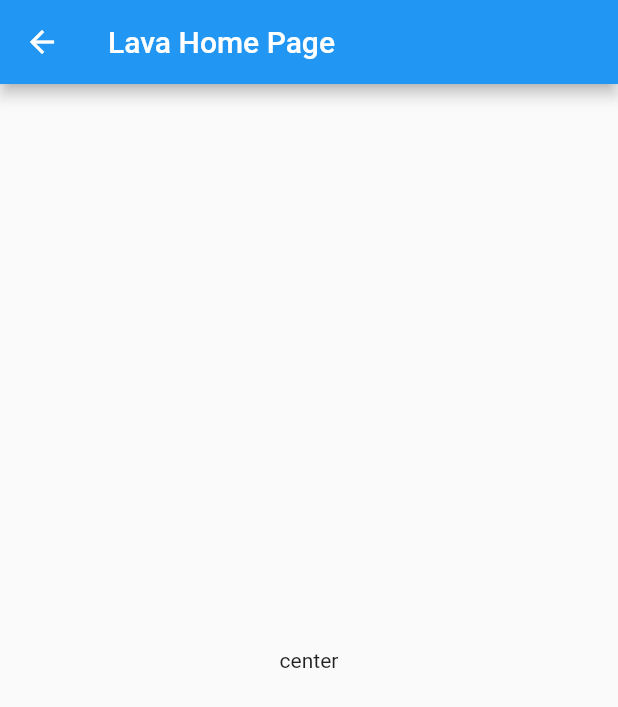
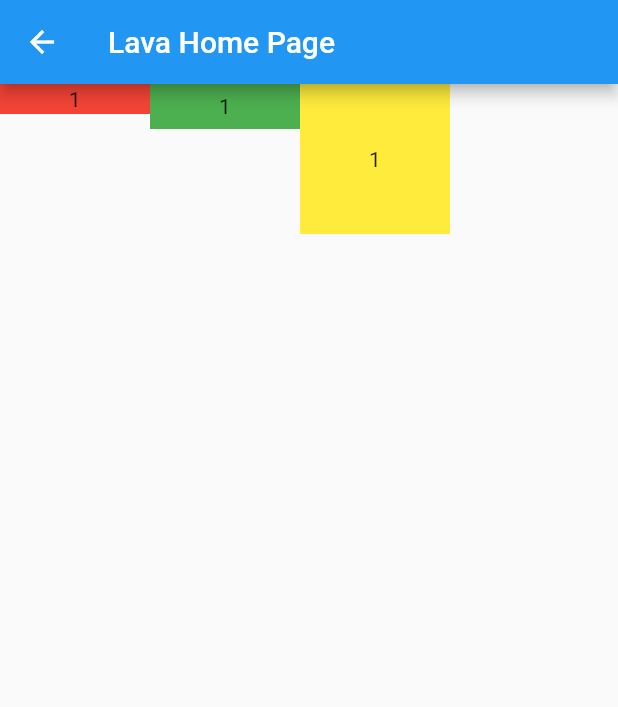
Before and after one commit to lavaspoon/flutterTest, a Flutter app: the LavaHomePage screen opened directly, on a phone screen of 412 x 824 dp. Shown: the top 707 px of the screen. Run offline on Flutter 3.47's test engine with Material 2 defaults, Android fonts, the phone set to English and light mode, and no system bars.

Commit message:
15 course

```diff
--- a/flutter_application_1/lib/main.dart
+++ b/flutter_application_1/lib/main.dart
@@ -1,4 +1,5 @@
 import 'package:flutter/material.dart';
+import 'pages/lava_home_page.dart';
 import 'pages/my_home_page.dart';
 
 void main() {
--- a/flutter_application_1/lib/pages/lava_home_page.dart
+++ b/flutter_application_1/lib/pages/lava_home_page.dart
@@ -9,8 +9,37 @@ class LavaHomePage extends StatelessWidget {
         appBar: AppBar(
           title: const Text("Lava Home Page"),
         ),
-        body: const Center(
-          child: Text('center'),
+        body: Row(
+          crossAxisAlignment: CrossAxisAlignment.start,
+          children: [
+            Container(
+              color: Colors.red,
+              alignment: Alignment.center,
+              width: 100,
+              height: 20,
+              child: const Text(
+                "1",
+              ),
+            ),
+            Container(
+              color: Colors.green,
+              alignment: Alignment.center,
+              width: 100,
+              height: 30,
+              child: const Text(
+                "1",
+              ),
+            ),
+            Container(
+              color: Colors.yellow,
+              alignment: Alignment.center,
+              width: 100,
+              height: 100,
+              child: const Text(
+                "1",
+              ),
+            ),
+          ],
         ));
   }
 }
```
Also changed, not shown: flutter_application_1/lib/pages/my_home_page.dart (+3 -10 lines).
